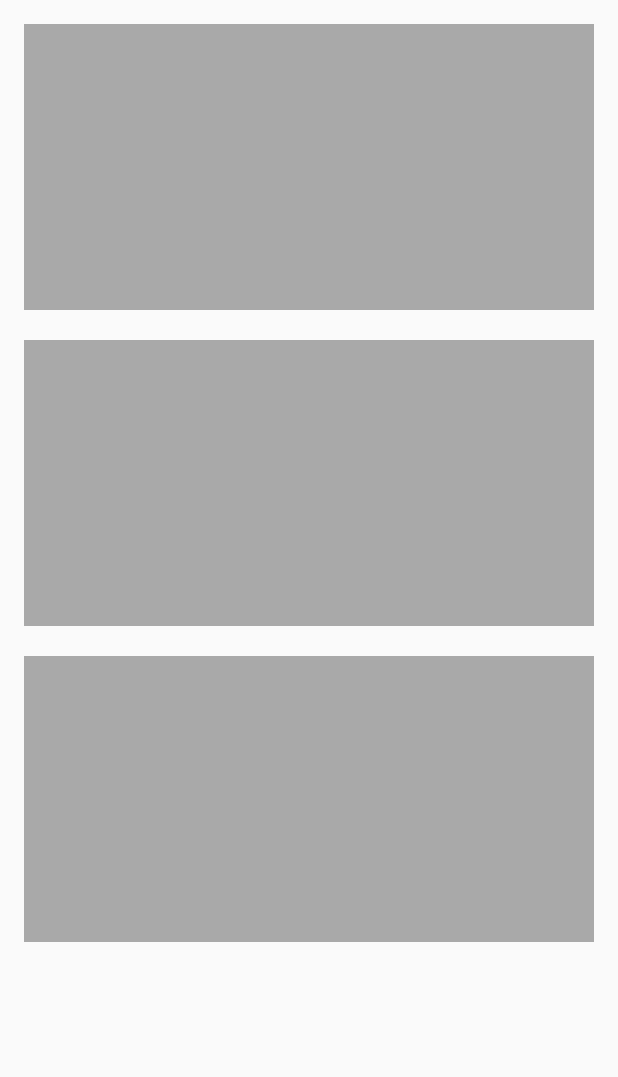
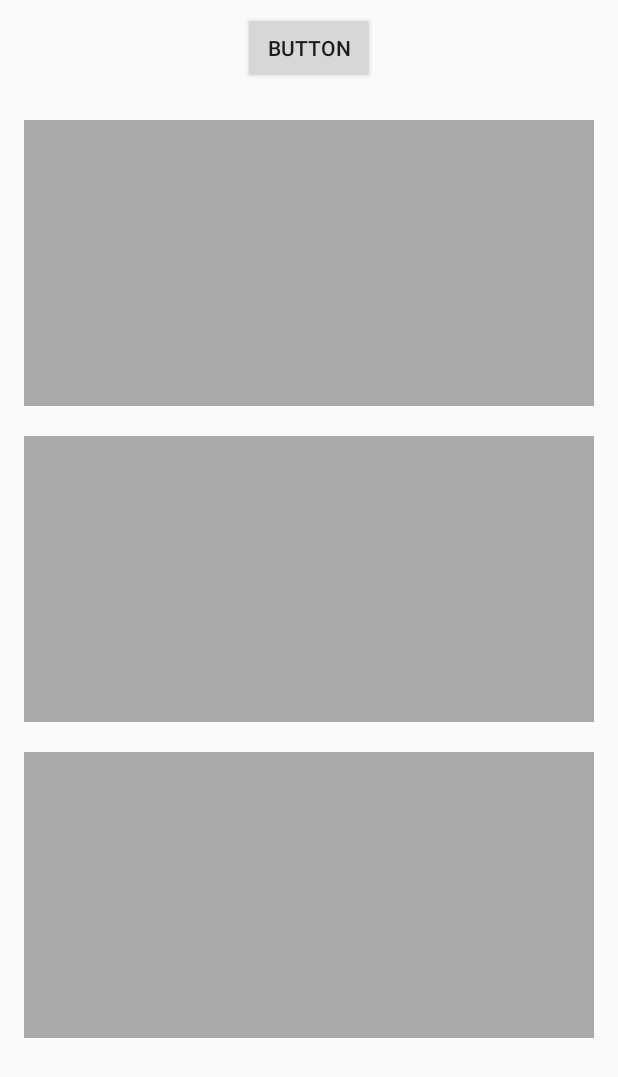
Before and after one commit to maiamiguel/RHO-Challenge, an Android app: the layout fragment_overview.xml on its own in the app's theme, with its tools: preview values and no code run, on a phone screen of 412 x 824 dp. Shown: the top 1077 px of the screen. Run offline under Robolectric (Android 15) with nearby library versions, the phone set to English and light mode, and no system bars.

Commit message:
RecyclerView not refreshing livedata. Will refactor it now

```diff
--- a/app/src/main/java/com/ua/rho_challenge/overview/OverviewFragment.kt
+++ b/app/src/main/java/com/ua/rho_challenge/overview/OverviewFragment.kt
@@ -36,6 +36,10 @@ class OverviewFragment : Fragment(), SearchView.OnQueryTextListener {
         // Giving the binding access to the OverviewViewModel
         binding.viewModel = viewModel
 
+        binding.button.setOnClickListener {
+            viewModel.getStreamData("teste")
+        }
+
         // Sets the adapter of the tweetList RecyclerView
         binding.tweetList.adapter = TweetsAdapter()
 
--- a/app/src/main/java/com/ua/rho_challenge/overview/OverviewViewModel.kt
+++ b/app/src/main/java/com/ua/rho_challenge/overview/OverviewViewModel.kt
@@ -39,7 +39,7 @@ class OverviewViewModel : ViewModel() {
     private val coroutineScope = CoroutineScope(viewModelJob + Dispatchers.IO)
 
     init {
-        getStreamData("teste")
+        //getStreamData("teste")
     }
 
     fun getStreamData(str: String) {
@@ -50,7 +50,7 @@ class OverviewViewModel : ViewModel() {
             try {
                 val listResult = ApiService().api!!.getTweetList(str).await()
 
-                while (!listResult.source().exhausted()) {
+                //while (!listResult.source().exhausted()) {
                     Log.d("debug", listResult.byteStream().toString())
                     //_status.value = DataApiStatus.LOADING
                     val reader = JsonReader(
@@ -75,7 +75,7 @@ class OverviewViewModel : ViewModel() {
                     }
 
                     Log.d("debug", "END")
-                }
+                //}
             } catch (e: Exception) {
                 Log.d("debug", "ERROR ${e.message}")
                 withContext(Dispatchers.Main) {
--- a/app/src/main/res/layout/fragment_overview.xml
+++ b/app/src/main/res/layout/fragment_overview.xml
@@ -18,13 +18,14 @@
             android:id="@+id/tweetList"
             android:layout_width="0dp"
             android:layout_height="0dp"
+            android:layout_marginTop="8dp"
             android:clipToPadding="false"
             android:padding="6dp"
             app:layoutManager="androidx.recyclerview.widget.LinearLayoutManager"
             app:layout_constraintBottom_toBottomOf="parent"
             app:layout_constraintLeft_toLeftOf="parent"
             app:layout_constraintRight_toRightOf="parent"
-            app:layout_constraintTop_toTopOf="parent"
+            app:layout_constraintTop_toBottomOf="@+id/button"
             app:listData="@{viewModel.properties}"
             tools:listitem="@layout/grid_view_item" />
 
@@ -39,6 +40,16 @@
             app:layout_constraintTop_toTopOf="parent"
             app:apiStatus="@{viewModel.status}" />
 
+        <Button
+            android:id="@+id/button"
+            android:layout_width="wrap_content"
+            android:layout_height="wrap_content"
+            android:layout_marginTop="8dp"
+            android:text="Button"
+            app:layout_constraintEnd_toEndOf="parent"
+            app:layout_constraintStart_toStartOf="parent"
+            app:layout_constraintTop_toTopOf="parent" />
+
 
     </androidx.constraintlayout.widget.ConstraintLayout>
 </layout>
```
